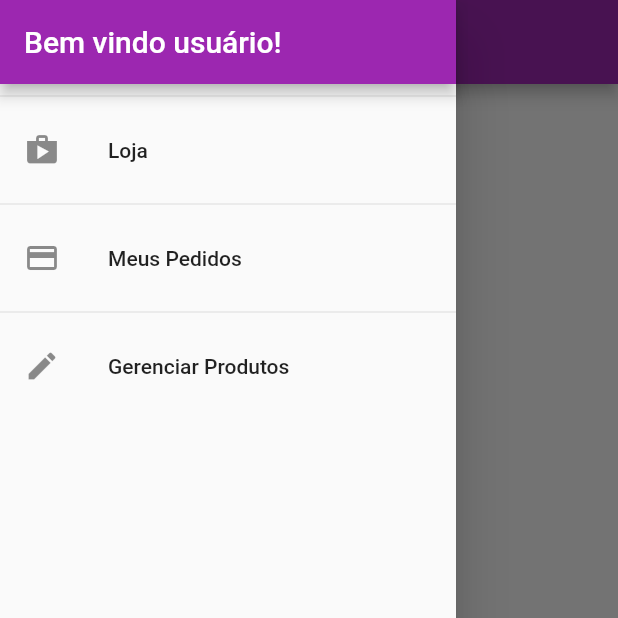
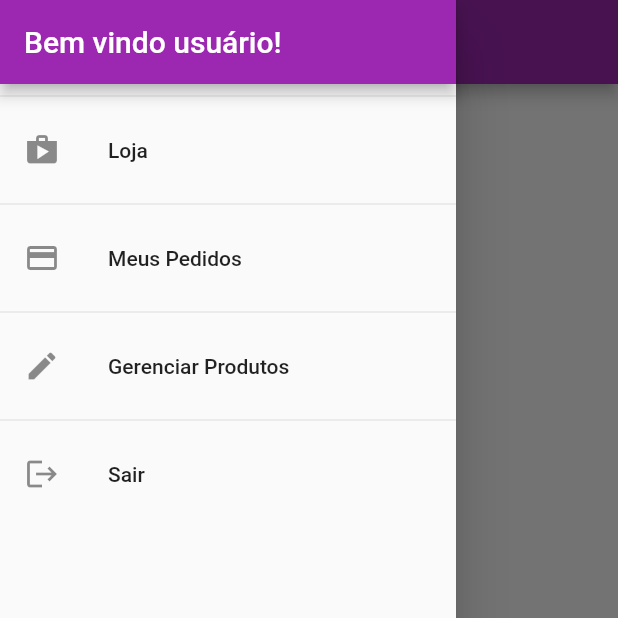
Before and after one commit to leobtt/udy_shop, a Flutter app: the OrdersPage screen opened by its route, with the side drawer open, on a phone screen of 412 x 824 dp, the top half of it. Run offline on Flutter 3.47's test engine with Material 2 defaults, Android fonts, the phone set to English and light mode, and no system bars; our stand-ins replace flutter_dotenv; network calls fail.

Commit message:
feat: logout

```diff
--- a/lib/components/app_drawer.dart
+++ b/lib/components/app_drawer.dart
@@ -1,4 +1,6 @@
 import 'package:flutter/material.dart';
+import 'package:provider/provider.dart';
+import 'package:udy_shop/models/auth.dart';
 import 'package:udy_shop/utils/app_routes.dart';
 
 class AppDrawer extends StatelessWidget {
@@ -36,6 +38,15 @@ class AppDrawer extends StatelessWidget {
             AppRoutes.PRODUCTS,
           ),
         ),
+        const Divider(),
+        ListTile(
+          leading: const Icon(Icons.logout),
+          title: const Text("Sair"),
+          onTap: () {
+            Provider.of<Auth>(context, listen: false).logout();
+            Navigator.pushReplacementNamed(context, AppRoutes.AUTH_OR_HOME);
+          },
+        ),
       ]),
     );
   }
```
Also changed, not shown: lib/models/auth.dart (+8 -0 lines).
